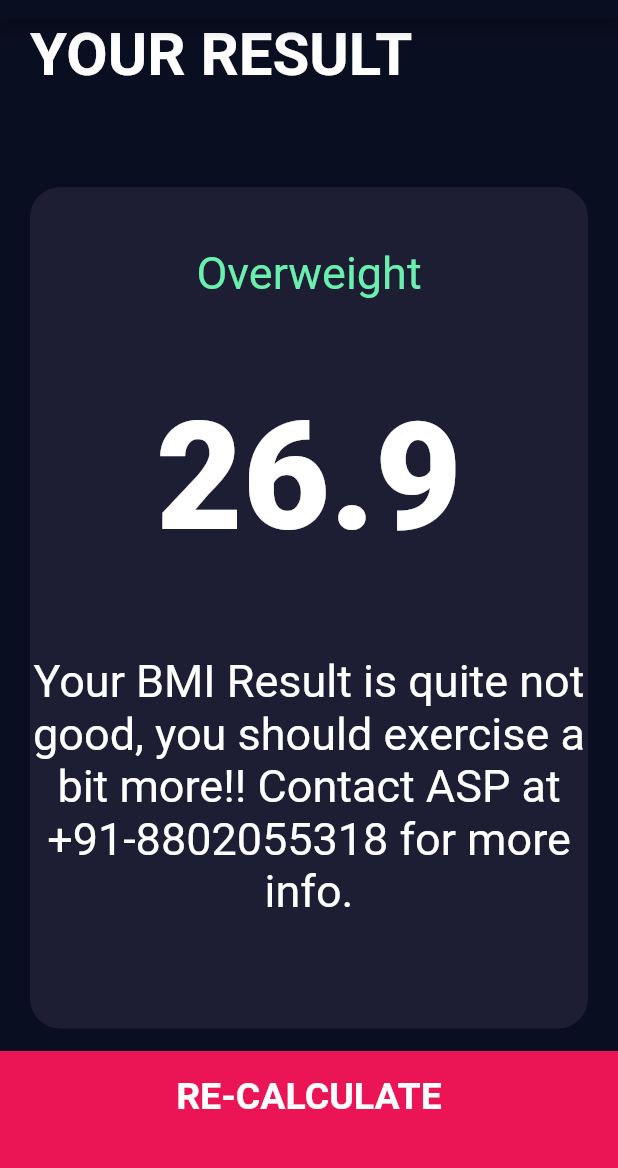
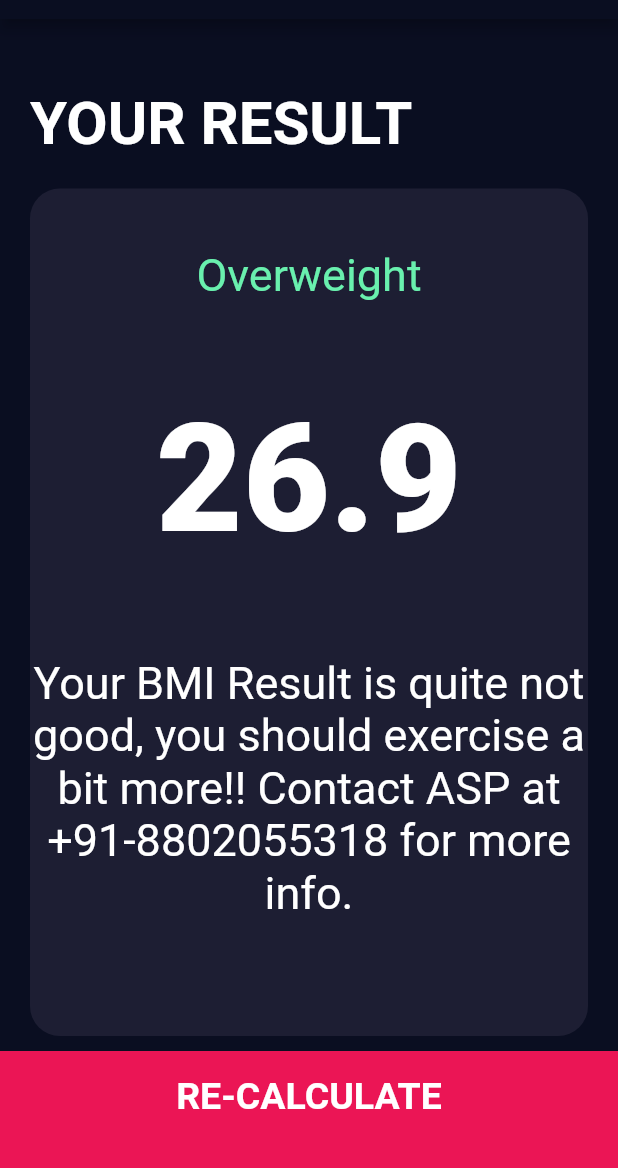
Before and after one commit to anshulkataria4/anshulkataria4-gmail.com, a Flutter app: the Result screen opened directly, on a phone screen of 412 x 824 dp, the part 65-1233 px from its top. Run offline on Flutter 3.47's test engine with Material 2 defaults, Android fonts, the phone set to English and light mode, and no system bars; our stand-ins replace font_awesome_flutter.

Commit message:
updated the results page

```diff
--- a/lib/screens/results_page.dart
+++ b/lib/screens/results_page.dart
@@ -1,3 +1,4 @@
+import 'package:bmi_calculator/components/bottom_button.dart';
 import 'package:bmi_calculator/constants.dart';
 import 'package:flutter/material.dart';
 
@@ -14,8 +15,8 @@ class Result extends StatelessWidget {
         children: <Widget>[
           Expanded(
             child: Container(
-              padding: EdgeInsets.only(left: 20),
-              alignment: Alignment.topLeft,
+              padding: EdgeInsets.all(20),
+              alignment: Alignment.bottomLeft,
               child: Text(
                 'YOUR RESULT',
                 style: kLargeButtonTextStyle.copyWith(fontSize: 40),
@@ -26,7 +27,7 @@ class Result extends StatelessWidget {
             flex: 5,
             child: Container(
               alignment: Alignment.topCenter,
-              margin: EdgeInsets.only(left: 20,right: 20),
+              margin: EdgeInsets.only(left: 20, right: 20),
               padding: EdgeInsets.only(top: 40),
               width: double.infinity,
               decoration: BoxDecoration(
@@ -51,30 +52,19 @@ class Result extends StatelessWidget {
                   ),
                   Text(
                     'Your BMI Result is quite not good, you should exercise a bit more!! Contact ASP at +91-8802055318 for more info.',
-                    style: kLabelTextStyle.copyWith(color: Colors.white,fontSize: 30),
+                    style: kLabelTextStyle.copyWith(
+                        color: Colors.white, fontSize: 30),
                     textAlign: TextAlign.center,
                   )
                 ],
               ),
             ),
           ),
-          GestureDetector(
-            onTap: () {
-              Navigator.pop(context);
-            },
-            child: Container(
-              alignment: Alignment.center,
-              height: kBottomContainerHeight,
-              width: double.infinity,
-              margin: EdgeInsets.only(top: 15),
-              padding: EdgeInsets.only(bottom: 20),
-              color: kBottomContainerColor,
-              child: Text(
-                'RE-CALCULATE',
-                style: kLargeButtonTextStyle,
-              ),
-            ),
-          )
+          BottomButton(
+              buttonTitle: 'RE-CALCULATE',
+              onTap: () {
+                Navigator.pop(context);
+              })
         ],
       ),
     );
```
